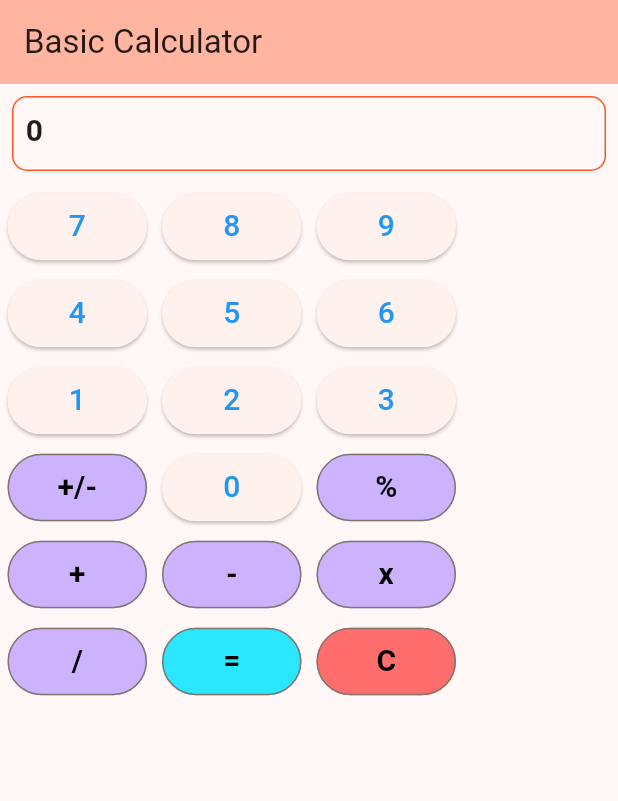
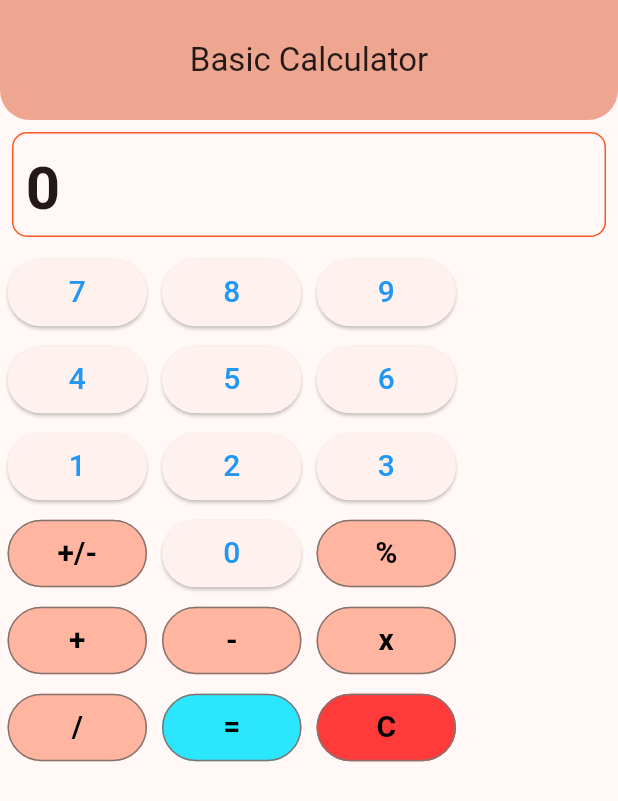
Before and after one commit to gladsonchala/calculator, a Flutter app: the screen it shows after launch, on a phone screen of 412 x 824 dp. Shown: the top 801 px of the screen. Run offline on Flutter 3.47's test engine with Material 3 defaults, Android fonts, the phone set to English and light mode, and no system bars.

Commit message:
ui improvement

```diff
--- a/lib/src/app.dart
+++ b/lib/src/app.dart
@@ -11,7 +11,7 @@ class MyApp extends StatelessWidget {
   Widget build(BuildContext context) {
     return MaterialApp(
       debugShowCheckedModeBanner: false,
-      title: 'Flutter Demo',
+      title: 'Calculator',
       theme: ThemeData(
         colorScheme: ColorScheme.fromSeed(
           seedColor: Colors.deepOrange,
@@ -58,7 +58,9 @@ class _MyHomePageState extends State<MyHomePage> {
       updateDisplay('0');
       calculator.reset();
     } else if (operation == '+/-') {
-    updateDisplay(displayText.startsWith('-') ? displayText.substring(1) : '-$displayText');
+      updateDisplay(displayText.startsWith('-')
+          ? displayText.substring(1)
+          : '-$displayText');
     } else {
       calculator.num1 = double.parse(displayText);
       calculator.sign = operation;
@@ -70,8 +72,17 @@ class _MyHomePageState extends State<MyHomePage> {
   Widget build(BuildContext context) {
     return Scaffold(
       appBar: AppBar(
+        toolbarHeight: 80,
+        centerTitle: true,
         backgroundColor: Theme.of(context).colorScheme.inversePrimary,
         title: const Text("Basic Calculator"),
+        shape: const RoundedRectangleBorder(
+          borderRadius: BorderRadius.only(
+            bottomLeft: Radius.circular(20),
+            bottomRight: Radius.circular(20),
+          ),
+        ),
+        elevation: 20,
       ),
       body: Center(
         child: Column(
@@ -104,13 +115,13 @@ class _MyHomePageState extends State<MyHomePage> {
               children: [
                 SignButton(
                   text: "+/-",
-                  btnColor: const Color.fromARGB(255, 205, 179, 255),
+                  btnColor: Theme.of(context).colorScheme.inversePrimary,
                   onPressed: () => handleOperationPress("+/-"),
                 ),
                 NumberButton(num: 0, onPressed: () => handleNumberPress(0)),
                 SignButton(
                   text: "%",
-                  btnColor: const Color.fromARGB(255, 205, 179, 255),
+                  btnColor: Theme.of(context).colorScheme.inversePrimary,
                   onPressed: () => handleOperationPress("%"),
                 ),
               ],
@@ -119,17 +130,17 @@ class _MyHomePageState extends State<MyHomePage> {
               children: [
                 SignButton(
                   text: "+",
-                  btnColor: const Color.fromARGB(255, 205, 179, 255),
+                  btnColor: Theme.of(context).colorScheme.inversePrimary,
                   onPressed: () => handleOperationPress("+"),
                 ),
                 SignButton(
                   text: "-",
-                  btnColor: const Color.fromARGB(255, 205, 179, 255),
+                  btnColor: Theme.of(context).colorScheme.inversePrimary,
                   onPressed: () => handleOperationPress("-"),
                 ),
                 SignButton(
                   text: "x",
-                  btnColor: const Color.fromARGB(255, 205, 179, 255),
+                  btnColor: Theme.of(context).colorScheme.inversePrimary,
                   onPressed: () => handleOperationPress("*"),
                 ),
               ],
@@ -138,7 +149,7 @@ class _MyHomePageState extends State<MyHomePage> {
               children: [
                 SignButton(
                   text: "/",
-                  btnColor: const Color.fromARGB(255, 205, 179, 255),
+                  btnColor: Theme.of(context).colorScheme.inversePrimary,
                   onPressed: () => handleOperationPress("/"),
                 ),
                 SignButton(
@@ -148,7 +159,7 @@ class _MyHomePageState extends State<MyHomePage> {
                 ),
                 SignButton(
                   text: "C",
-                  btnColor: const Color.fromARGB(255, 255, 109, 109),
+                  btnColor: const Color.fromARGB(255, 255, 58, 58),
                   onPressed: () => handleOperationPress("C"),
                 ),
               ],
--- a/lib/src/widgets/display.dart
+++ b/lib/src/widgets/display.dart
@@ -18,11 +18,11 @@ class Display extends StatelessWidget {
         ),
       ),
       padding: const EdgeInsets.all(8),
-      height: 50,
+      height: 70,
       child: Text(
         text,
         style: const TextStyle(
-          fontSize: 20,
+          fontSize: 40,
           fontWeight: FontWeight.bold,
         ),
       ),
```
